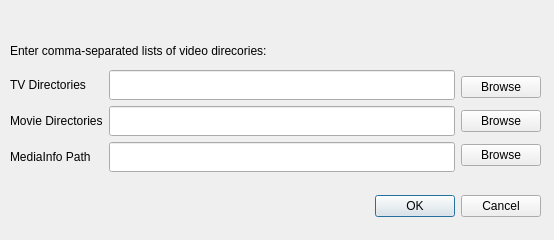
joelmeans/pymetadatamanager, file lib/pymetadatamanager/configuration.ui: the form before one commit.
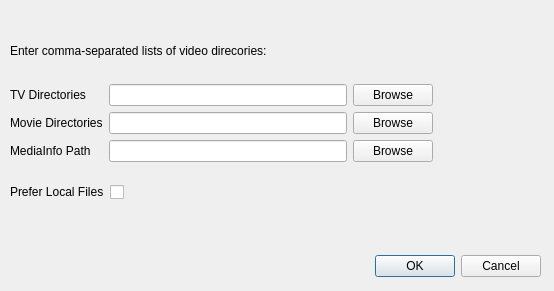
The form after the commit.

Commit message: Added ability to default to scanning local files instead of thetvdb.com.  It may be a bit buggy still, but the basic framework is there.

Diff of the .ui file:
```diff
--- a/lib/pymetadatamanager/configuration.ui
+++ b/lib/pymetadatamanager/configuration.ui
@@ -7,7 +7,7 @@
     <x>0</x>
     <y>0</y>
     <width>554</width>
-    <height>240</height>
+    <height>291</height>
    </rect>
   </property>
   <property name="windowTitle">
@@ -17,7 +17,7 @@
    <property name="geometry">
     <rect>
      <x>200</x>
-     <y>190</y>
+     <y>250</y>
      <width>341</width>
      <height>32</height>
     </rect>
@@ -34,7 +34,7 @@
     <rect>
      <x>10</x>
      <y>10</y>
-     <width>379</width>
+     <width>461</width>
      <height>82</height>
     </rect>
    </property>
@@ -47,10 +47,12 @@
     <rect>
      <x>10</x>
      <y>70</y>
-     <width>531</width>
-     <height>102</height>
+     <width>423</width>
+     <height>147</height>
     </rect>
    </property>
+   <layout class="QVBoxLayout" name="verticalLayout_4">
+    <item>
    <layout class="QHBoxLayout" name="horizontalLayout">
     <item>
      <layout class="QVBoxLayout" name="verticalLayout_2">
@@ -133,6 +135,39 @@
          <string>Browse</string>
         </property>
        </widget>
+        </item>
+       </layout>
+      </item>
+     </layout>
+    </item>
+    <item>
+     <layout class="QHBoxLayout" name="horizontalLayout_2">
+      <item>
+       <widget class="QLabel" name="label_5">
+        <property name="text">
+         <string>Prefer Local Files</string>
+        </property>
+       </widget>
+      </item>
+      <item>
+       <widget class="QCheckBox" name="checkBox_prefer_local">
+        <property name="text">
+         <string> </string>
+        </property>
+       </widget>
+      </item>
+      <item>
+       <spacer name="horizontalSpacer">
+        <property name="orientation">
+         <enum>Qt::Horizontal</enum>
+        </property>
+        <property name="sizeHint" stdset="0">
+         <size>
+          <width>40</width>
+          <height>20</height>
+         </size>
+        </property>
+       </spacer>
       </item>
      </layout>
     </item>
```
Lines whose indentation alone changed are shown as unchanged. The commit also changes 11 other files.
